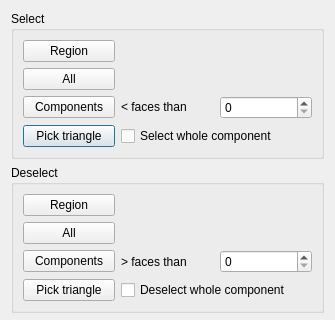
Qt form src/Mod/Mesh/Gui/RemoveComponents.ui (berndhahnebach/All_FreeCAD) before a commit; both pictures show x 0 to 335 and y 0 to 320 of the 335 by 471 pixel window.
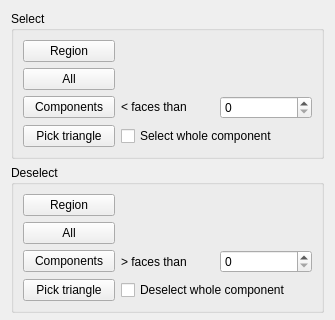
The same form after that commit.

Commit message: + add REQUIRED keyword for boost detection + convenience template method to get objects with the right type + implement dialog for remove-components panel

```diff
--- a/src/Mod/Mesh/Gui/RemoveComponents.ui
+++ b/src/Mod/Mesh/Gui/RemoveComponents.ui
@@ -1,7 +1,7 @@
 <?xml version="1.0" encoding="UTF-8"?>
 <ui version="4.0">
  <class>MeshGui::RemoveComponents</class>
- <widget class="QDialog" name="MeshGui::RemoveComponents">
+ <widget class="QWidget" name="MeshGui::RemoveComponents">
   <property name="geometry">
    <rect>
     <x>0</x>
```
The commit also changes 6 other files.
